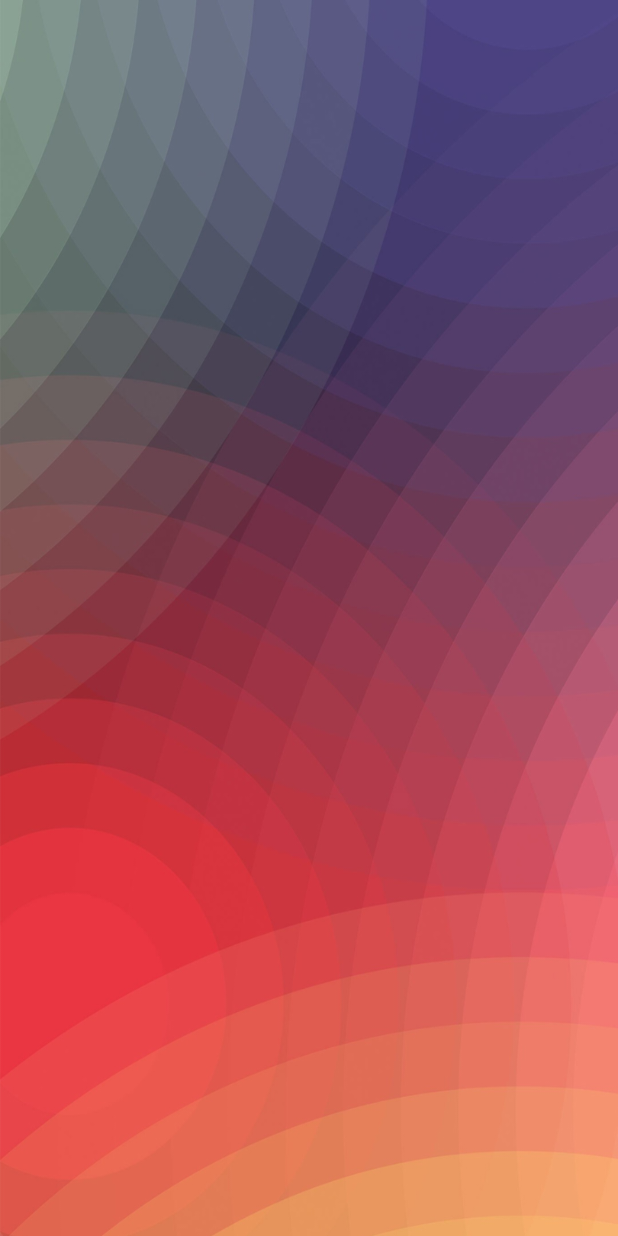
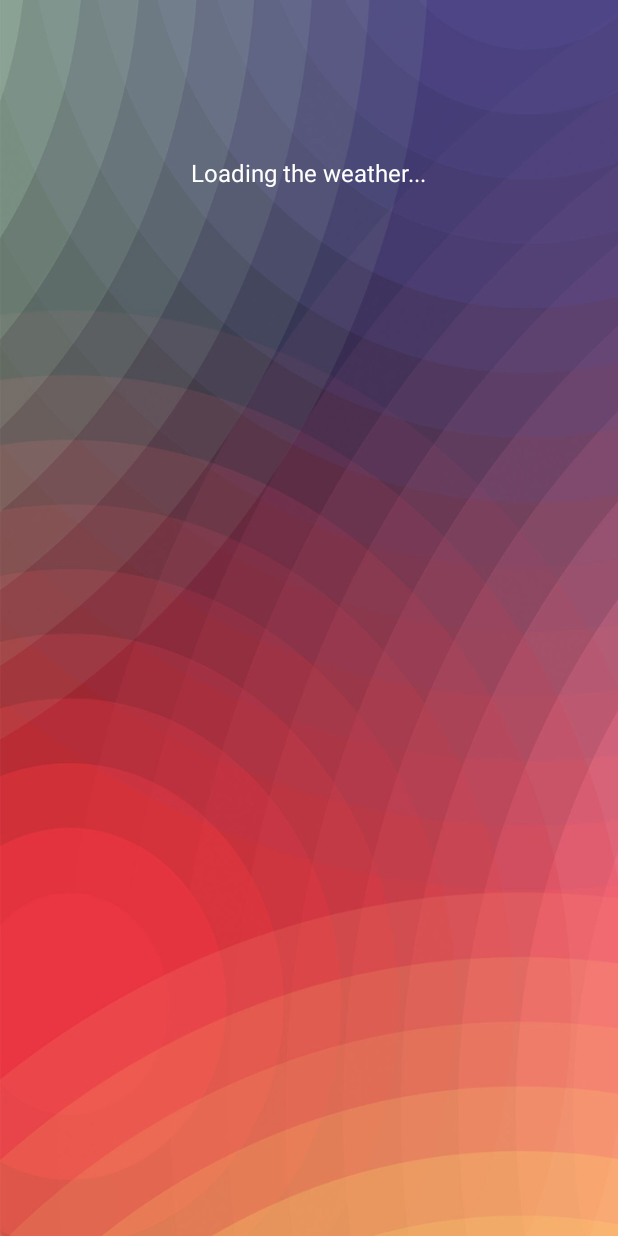
Before and after one commit to AndreiD/MyWeather, an Android app: the screen it shows after launch (MainActivity), on a phone screen of 412 x 824 dp. Run offline under Robolectric (Android 15) with nearby library versions, the phone set to English and light mode, and no system bars.

Commit message:
:sun: :sunny:

```diff
--- a/app/src/main/java/app/learning/myweather/MainActivity.java
+++ b/app/src/main/java/app/learning/myweather/MainActivity.java
@@ -1,11 +1,16 @@
 package app.learning.myweather;
 
+import android.content.Context;
+import android.net.ConnectivityManager;
+import android.net.NetworkInfo;
 import android.os.Bundle;
 import android.support.v7.app.AppCompatActivity;
 import android.support.v7.widget.LinearLayoutManager;
 import android.support.v7.widget.RecyclerView;
+import android.view.View;
 import android.widget.ImageView;
 import android.widget.TextView;
+import android.widget.Toast;
 import app.learning.myweather.adapters.ForecastAdapter;
 import java.io.IOException;
 import java.util.Locale;
@@ -25,14 +30,22 @@ public class MainActivity extends AppCompatActivity {
   private TextView textView_max;
   private TextView textView_location;
   private TextView textView_current_conditions;
+  private TextView textView_loading;
   private RecyclerView recyclerview_main;
   private ImageView imageView_current_conditions;
+
 
   @Override protected void onCreate(Bundle savedInstanceState) {
     super.onCreate(savedInstanceState);
     setContentView(R.layout.activity_main);
 
+    if(!isInternetAvailable()){
+      Toast.makeText(MainActivity.this,"You need internet in order to run this application",Toast.LENGTH_LONG).show();
+      finish();
+    }
+
     textView_current_temp = findViewById(R.id.textView_current_temp);
+    textView_loading = findViewById(R.id.textView_loading);
     textView_min = findViewById(R.id.textView_min);
     textView_max = findViewById(R.id.textView_max);
     textView_location = findViewById(R.id.textView_location);
@@ -47,6 +60,7 @@ public class MainActivity extends AppCompatActivity {
 
     load_weather_data();
   }
+
 
   private void load_weather_data() {
 
@@ -63,6 +77,9 @@ public class MainActivity extends AppCompatActivity {
 
       @Override public void onResponse(Call call, Response response) throws IOException {
         try {
+
+
+
           JSONObject jsonObject = new JSONObject(response.body().string());
           JSONObject channelJsonObject = jsonObject.getJSONObject("query").getJSONObject("results").getJSONObject("channel");
           String city = channelJsonObject.getJSONObject("location").getString("city");
@@ -110,6 +127,9 @@ public class MainActivity extends AppCompatActivity {
       final String current_max) {
     MainActivity.this.runOnUiThread(new Runnable() {
       @Override public void run() {
+
+        textView_loading.setVisibility(View.GONE);
+
         textView_current_temp.setText(String.format(Locale.getDefault(), "%.1f°", getCelsiusFromFahrenheit(Double.valueOf(temp))));
         textView_min.setText(String.format(Locale.getDefault(), "Min %.0f°", getCelsiusFromFahrenheit(Double.valueOf(current_min))));
         textView_max.setText(String.format(Locale.getDefault(), "Max %.0f°", getCelsiusFromFahrenheit(Double.valueOf(current_max))));
@@ -136,4 +156,11 @@ public class MainActivity extends AppCompatActivity {
   private double getCelsiusFromFahrenheit(double f) {
     return (f - 32) * 5 / 9;
   }
+
+  private boolean isInternetAvailable() {
+    ConnectivityManager cm = (ConnectivityManager) getSystemService(Context.CONNECTIVITY_SERVICE);
+    NetworkInfo activeNetwork = cm.getActiveNetworkInfo();
+    return activeNetwork != null && activeNetwork.isConnectedOrConnecting();
+  }
+
 }
--- a/app/src/main/res/layout/activity_main.xml
+++ b/app/src/main/res/layout/activity_main.xml
@@ -71,6 +71,15 @@
         android:tint="@color/white"
         tools:srcCompat="@drawable/ic_unknown"
         />
+    <TextView
+        android:id="@+id/textView_loading"
+        android:layout_width="wrap_content"
+        android:layout_height="wrap_content"
+        android:layout_above="@+id/textView_location"
+        android:layout_centerHorizontal="true"
+        android:text="Loading the weather..."
+        android:textSize="16sp"
+        />
   </RelativeLayout>
   <TextView
       android:id="@+id/textView"
--- a/app/src/main/res/layout/row_forecast_item.xml
+++ b/app/src/main/res/layout/row_forecast_item.xml
@@ -45,7 +45,7 @@
       android:shadowColor="@color/white"
       android:shadowDy="1"
       app:layout_constraintBottom_toBottomOf="parent"
-      app:layout_constraintStart_toEndOf="@+id/textView2"
+      app:layout_constraintStart_toEndOf="@+id/textView_loading"
       app:layout_constraintTop_toTopOf="parent"
       android:textColor="@color/LightBlue"
       tools:text="Min: -20*"
```
